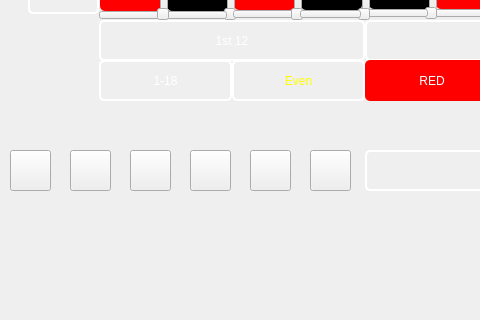
Old version of the form netb375_roulette/mainwindow.ui in the repository stanimirovv/NETB375_Roulette; both pictures show x 0 to 480 and y 336 to 656 of the 1108 by 656 pixel window.
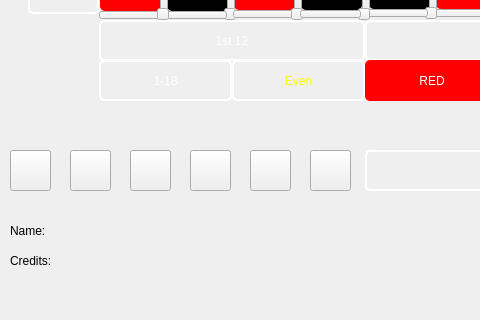
New version of the form. Icons and pictures are not drawn.

```diff
--- a/netb375_roulette/mainwindow.ui
+++ b/netb375_roulette/mainwindow.ui
@@ -3252,6 +3252,58 @@
      <bool>true</bool>
     </property>
    </widget>
+   <widget class="QLabel" name="label">
+    <property name="geometry">
+     <rect>
+      <x>10</x>
+      <y>520</y>
+      <width>91</width>
+      <height>21</height>
+     </rect>
+    </property>
+    <property name="text">
+     <string>Name:</string>
+    </property>
+   </widget>
+   <widget class="QLabel" name="label_2">
+    <property name="geometry">
+     <rect>
+      <x>10</x>
+      <y>550</y>
+      <width>91</width>
+      <height>21</height>
+     </rect>
+    </property>
+    <property name="text">
+     <string>Credits:</string>
+    </property>
+   </widget>
+   <widget class="QLabel" name="nameShowcase">
+    <property name="geometry">
+     <rect>
+      <x>100</x>
+      <y>520</y>
+      <width>91</width>
+      <height>21</height>
+     </rect>
+    </property>
+    <property name="text">
+     <string/>
+    </property>
+   </widget>
+   <widget class="QLabel" name="creditsShowcase">
+    <property name="geometry">
+     <rect>
+      <x>100</x>
+      <y>550</y>
+      <width>91</width>
+      <height>21</height>
+     </rect>
+    </property>
+    <property name="text">
+     <string/>
+    </property>
+   </widget>
   </widget>
   <widget class="QMenuBar" name="menuBar">
    <property name="geometry">
```
Left out of the diff: 2 changed lines with no effect on the pictures.
